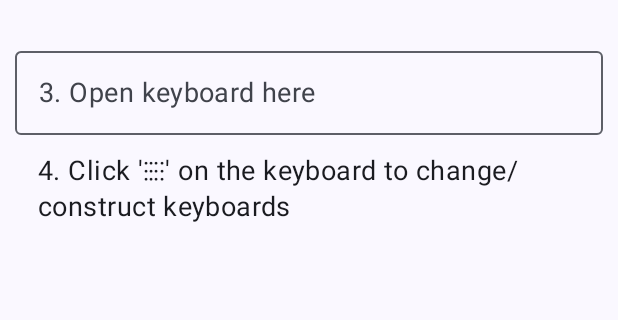
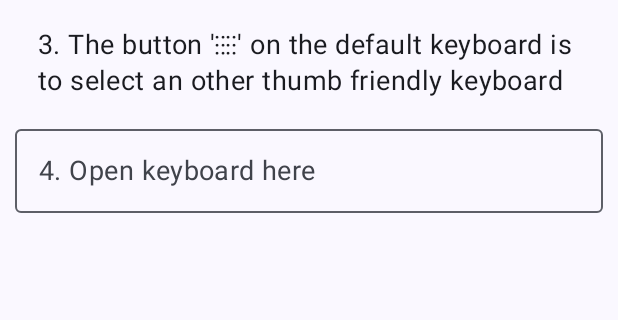
Before and after one commit to bbeni/thumb_friendly_keyboard, an Android app built with Jetpack Compose: the screen it shows after launch (MainActivity), on a phone screen of 412 x 824 dp, the part 518-838 px from its top. Run offline under Robolectric (Android 15) with nearby library versions, the phone set to English and light mode, and no system bars; libraries missing offline, so code that uses them is left out: splitties.systemservices.inputMethodManager.

Commit message:
small tweaks

```diff
--- a/ThumbFriendlyKeyboardApp/app/src/main/java/ch/imaginarystudio/keyboardapp/KeyboardViews.kt
+++ b/ThumbFriendlyKeyboardApp/app/src/main/java/ch/imaginarystudio/keyboardapp/KeyboardViews.kt
@@ -259,9 +259,9 @@ fun KeyboardView(keyboardData: KeyboardData, state: KeyboardState, theme: Keyboa
                         val ic = (ctx as KeyboardIMEService).currentInputConnection
 
                         val repeatJob = scope.launch {
-                            delay(450)
+                            delay(500)
                             while (true) {
-                                delay(40)
+                                delay(20)
                                 commitIfCharOrBackspace(state, key, ic)
                             }
                         }
--- a/ThumbFriendlyKeyboardApp/app/src/main/java/ch/imaginarystudio/keyboardapp/MainActivity.kt
+++ b/ThumbFriendlyKeyboardApp/app/src/main/java/ch/imaginarystudio/keyboardapp/MainActivity.kt
@@ -13,6 +13,7 @@ import androidx.compose.foundation.layout.Box
 import androidx.compose.foundation.layout.Column
 import androidx.compose.foundation.layout.Row
 import androidx.compose.foundation.layout.fillMaxSize
+import androidx.compose.foundation.layout.imePadding
 import androidx.compose.foundation.layout.padding
 import androidx.compose.foundation.layout.size
 import androidx.compose.foundation.layout.wrapContentSize
@@ -23,7 +24,6 @@ import androidx.compose.foundation.verticalScroll
 import androidx.compose.material3.Button
 import androidx.compose.material3.DropdownMenu
 import androidx.compose.material3.DropdownMenuItem
-import androidx.compose.material3.ExperimentalMaterial3Api
 import androidx.compose.material3.MaterialTheme
 import androidx.compose.material3.OutlinedTextField
 import androidx.compose.material3.Surface
@@ -82,10 +82,9 @@ class MainActivity : ComponentActivity() {
 }
 
 @Composable
-fun MyText(text: String) {
+fun MyText(text: String, modifier: Modifier = Modifier.padding(25.dp, 2.dp)) {
     Text(
-        modifier = Modifier
-            .padding(25.dp, 2.dp),
+        modifier = modifier,
         text = text,
     )
 }
@@ -110,13 +109,14 @@ fun MainView() {
             EnableIMEButton(stringResource(id=R.string.enable_ime_steps))
             SelectIMEButton(stringResource(id=R.string.select_ime_steps))
         }
+        MyText(text = stringResource(id = R.string.click_settings_steps))
         TestInputView()
-        MyText(text = stringResource(id = R.string.click_settings_steps))
+        MyText(modifier = Modifier.padding(25.dp, 420.dp),
+            text = stringResource(id = R.string.lore))
     }
 }
 
 
-@OptIn(ExperimentalMaterial3Api::class)
 @Composable
 fun TestInputView() {
 
@@ -126,11 +126,12 @@ fun TestInputView() {
 
     OutlinedTextField(
         value = text,
-        onValueChange = {x -> text=x},
+        onValueChange ={ x -> text=x },
         label = { Text(text = stringResource(id = R.string.hint_to_test_keyboard))},
         modifier = Modifier
             .fillMaxSize()
-            .padding(10.dp),
+            .padding(10.dp)
+            .imePadding(),
         singleLine = false,
         maxLines = 4,
     )
--- a/ThumbFriendlyKeyboardApp/app/src/main/res/values/strings.xml
+++ b/ThumbFriendlyKeyboardApp/app/src/main/res/values/strings.xml
@@ -4,6 +4,7 @@
     <string name="welcome_hints">Hi! Please go through steps 1 to 4 below</string>
     <string name="enable_ime_steps">1. Enable \'Thumb Friendly Keyboard\'</string>
     <string name="select_ime_steps">2. Select \'English (United States) Thumb Friendly Keyboard\'</string>
-    <string name="hint_to_test_keyboard">3. Open keyboard here</string>
-    <string name="click_settings_steps">4. Click \'⁝⁝⁝⁝\' on the keyboard to change/construct keyboards</string>
+    <string name="hint_to_test_keyboard">4. Open keyboard here</string>
+    <string name="click_settings_steps">3. The button \'⁝⁝⁝⁝\' on the default keyboard is to select an other thumb friendly keyboard</string>
+    <string name="lore">... The muscles of the thumb can be compared to guy-wires supporting a flagpole; tension from these muscular guy-wires must be provided in all directions to maintain stability in the articulated column formed by the bones of the thumb. Because this stability is actively maintained by muscles rather than by articular constraints, most muscles attached to the thumb tend to be active during most thumb motions. - Wikipedia 2025</string>
 </resources>
```
